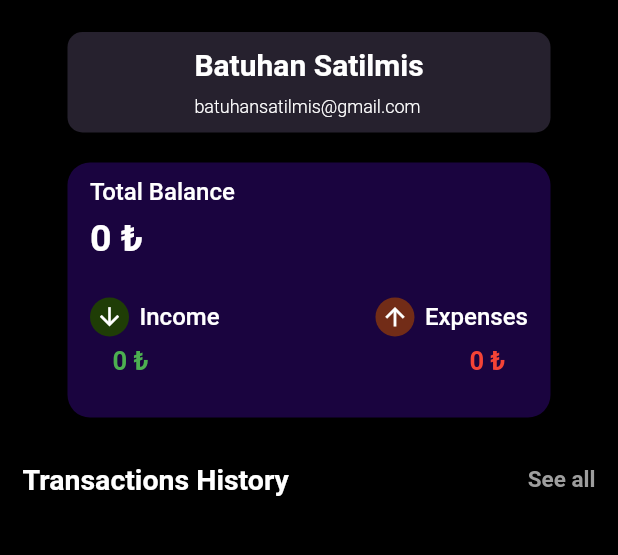
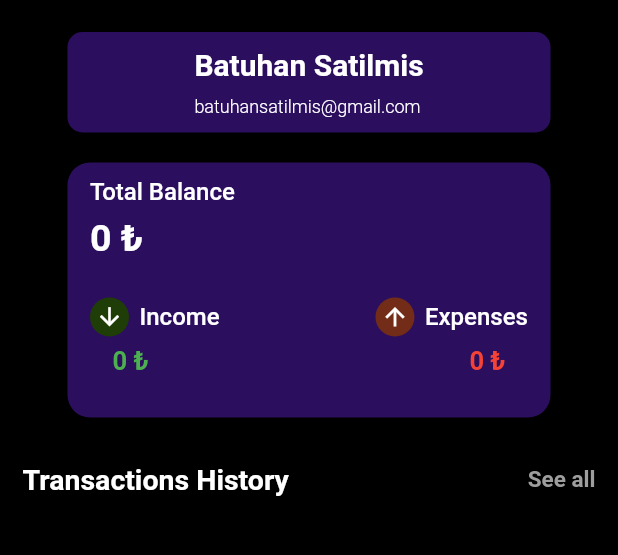
Before and after one commit to BatuhanSatilmis/Penny-Smart-Wallet, a Flutter app: the Home screen opened directly, on a phone screen of 412 x 824 dp, the part 58-613 px from its top. Run offline on Flutter 3.47's test engine with Material 2 defaults, Android fonts, the light colour scheme and no system bars; our stand-ins replace animate_do, hive, hive_flutter, image_picker, ionicons, syncfusion_flutter_charts; accounts and stored records are empty.

Commit message:
style 🎨 : some styling

```diff
--- a/penny_smart_wallet_app/lib/Screens/home.dart
+++ b/penny_smart_wallet_app/lib/Screens/home.dart
@@ -65,7 +65,7 @@ class _HomeState extends State<Home> {
               child: Container(
                 margin: EdgeInsets.fromLTRB(45, 0, 45, 20),
                 decoration: BoxDecoration(
-                  color: Color.fromARGB(255, 38, 33, 46),
+                  color: Color.fromARGB(255, 43, 14, 94),
                   borderRadius: BorderRadius.circular(10),
                 ),
                 child: Padding(
@@ -121,7 +121,7 @@ class _HomeState extends State<Home> {
                     padding: EdgeInsets.only(top: 10, left: 40, right: 40),
                     child: Container(
                       decoration: BoxDecoration(
-                        color: Color.fromARGB(255, 38, 33, 46),
+                        color: Color.fromARGB(255, 34, 34, 34),
                         borderRadius: BorderRadius.circular(10),
                       ),
                       child: getList(history, index),
@@ -211,7 +211,7 @@ class _HomeState extends State<Home> {
         height: 170,
         decoration: BoxDecoration(
           boxShadow: [],
-          color: Color.fromARGB(255, 26, 4, 63),
+          color: Color.fromARGB(255, 43, 14, 94),
           borderRadius: BorderRadius.circular(15),
         ),
         child: Column(
```
